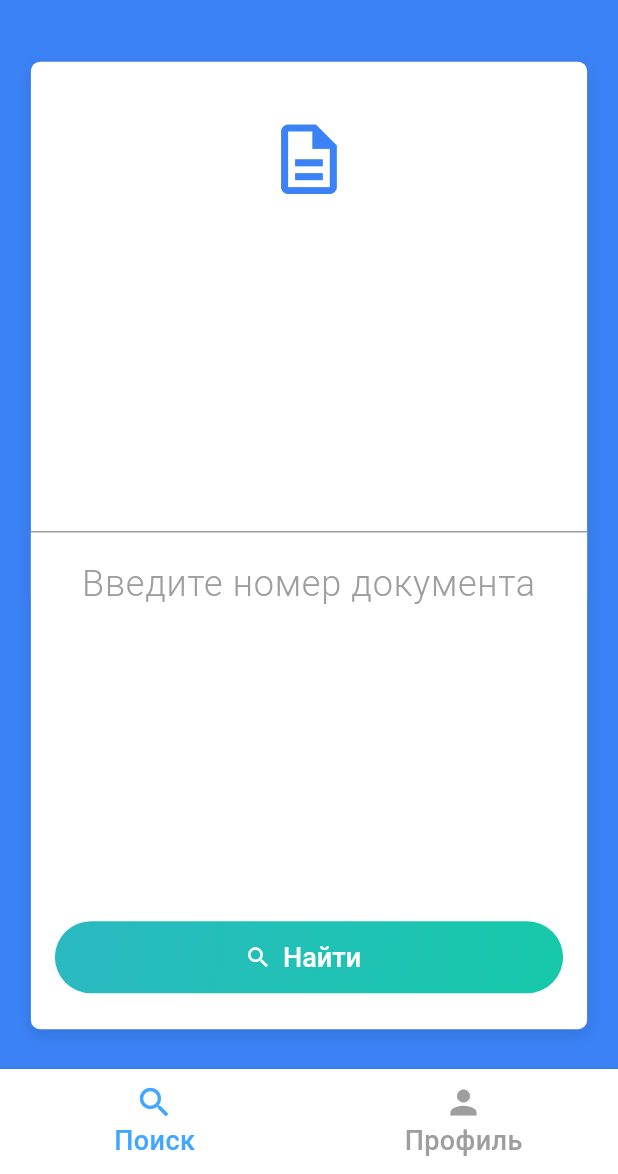
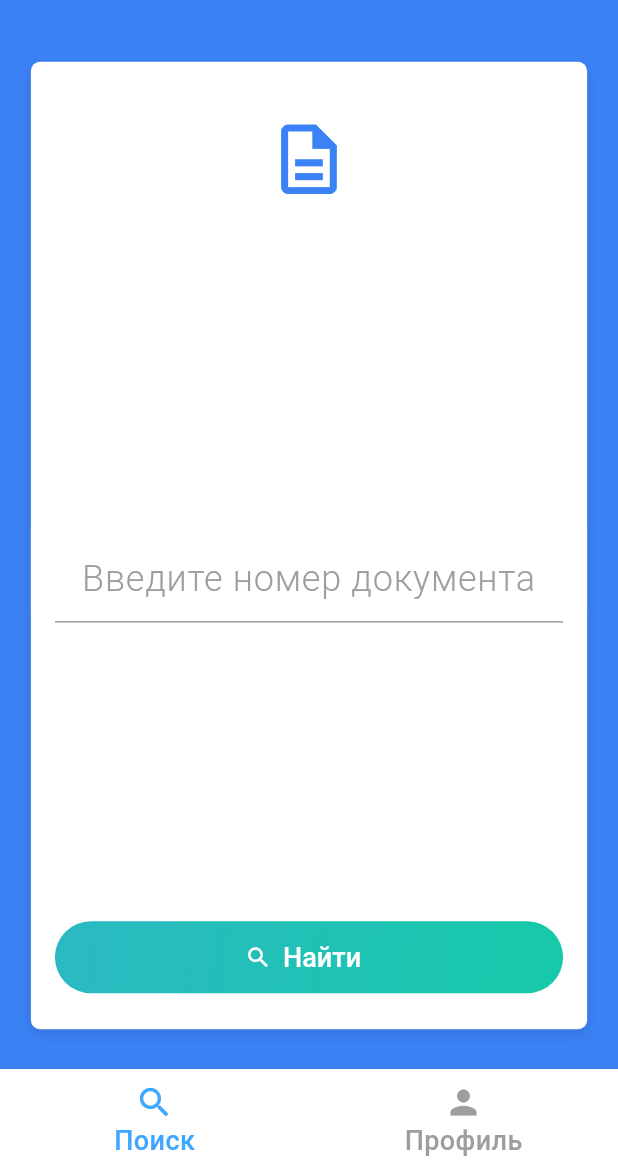
Before and after one commit to proninyaroslav/g5s, a Flutter app: the screen it shows after launch, on a phone screen of 412 x 824 dp, the part 62-1236 px from its top. Run offline on Flutter 3.47's test engine with Material 3 defaults, Android fonts, the phone set to English and light mode, and no system bars.

Commit message:
stable sept 10 2025

```diff
--- a/lib/screens/home_screen.dart
+++ b/lib/screens/home_screen.dart
@@ -69,9 +69,8 @@ class _HomeState extends State<Home> {
     final bottomNavActiveBlue = const Color(0xFF41A6FF);
 
     final screenWidth = MediaQuery.of(context).size.width;
-    final screenHeight = MediaQuery.of(context).size.height;
     final cardWidth = screenWidth * 0.9;
-    final cardHeight = screenHeight * 0.4; // 40% of screen height
+// 40% of screen height
     final iconSize = cardWidth * 0.15;
 
     return Scaffold(
@@ -157,7 +156,6 @@ class _HomeState extends State<Home> {
                 ),
                 child: Column(
                   mainAxisSize: MainAxisSize.max,
-                  mainAxisAlignment: MainAxisAlignment.spaceBetween,
                   children: [
                     // Top white section with icon
                     Container(
@@ -169,19 +167,25 @@ class _HomeState extends State<Home> {
                         color: blueColor,
                       ),
                     ),
+                    Spacer(),
+                    SizedBox(height: 6),
                     // Bottom section with text field (now white)
                     Container(
                       width: double.infinity,
-                      padding: const EdgeInsets.symmetric(horizontal: 16),
+                      padding: const EdgeInsets.only(
+                          top: 10,
+                          left: 16,
+                          right: 16), // reduced top padding by 6px (was 16)
                       decoration: BoxDecoration(
                         color: Colors.white,
                         borderRadius: const BorderRadius.vertical(
                           bottom: Radius.circular(8),
                         ),
-                        border: Border(
-                          top: BorderSide(color: Colors.grey[500]!, width: 1),
                       ),
-                      ),
+                      child: Column(
+                        mainAxisSize: MainAxisSize.min,
+                        children: [
+                          Center(
                             child: TextField(
                               controller: _controller,
                               keyboardType: TextInputType.text,
@@ -195,11 +199,21 @@ class _HomeState extends State<Home> {
                                   color: Colors.grey[500],
                                 ),
                                 border: InputBorder.none,
-                          contentPadding: const EdgeInsets.only(top: 16),
+                                contentPadding: EdgeInsets.zero,
                                 alignLabelWithHint: true,
                               ),
                             ),
                           ),
+                          SizedBox(height: 4),
+                          Container(
+                            width: double.infinity,
+                            height: 1,
+                            color: Colors.grey[500],
+                          ),
+                        ],
+                      ),
+                    ),
+                    Spacer(),
                     // Button inside the card with margin
                     Padding(
                       padding: const EdgeInsets.fromLTRB(16, 24, 16, 24),
```
Lines whose indentation alone changed are shown as unchanged.
